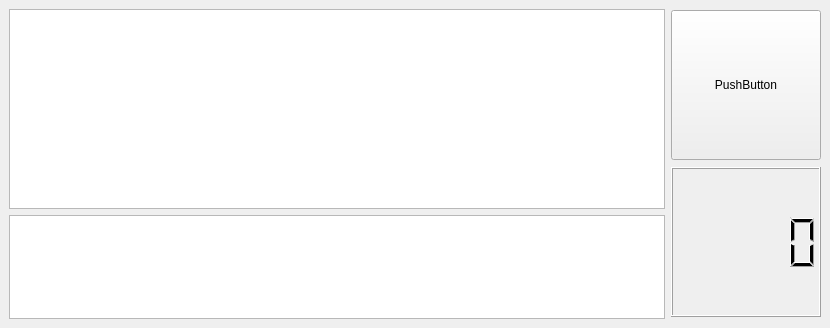
Qt form mainwindow.ui (Exodus76/typeraceapp) before a commit.
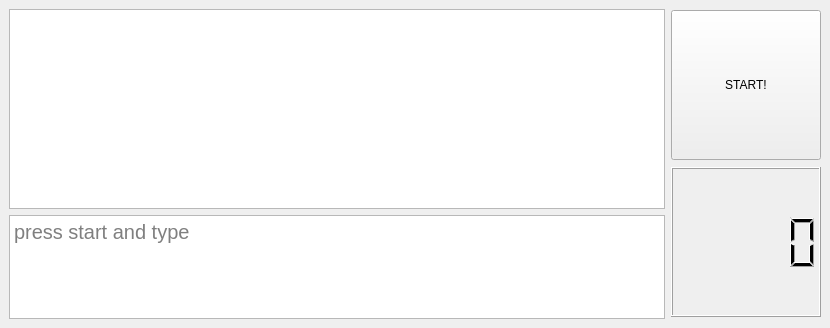
The same form after that commit.

Commit message: update for custom text

```diff
--- a/mainwindow.ui
+++ b/mainwindow.ui
@@ -10,6 +10,12 @@
     <height>328</height>
    </rect>
   </property>
+  <property name="sizePolicy">
+   <sizepolicy hsizetype="Preferred" vsizetype="Preferred">
+    <horstretch>0</horstretch>
+    <verstretch>0</verstretch>
+   </sizepolicy>
+  </property>
   <property name="minimumSize">
    <size>
     <width>150</width>
@@ -19,6 +25,9 @@
   <property name="windowTitle">
    <string>MainWindow</string>
   </property>
+  <property name="styleSheet">
+   <string notr="true"/>
+  </property>
   <widget class="QWidget" name="centralwidget">
    <property name="minimumSize">
     <size>
@@ -52,6 +61,12 @@
             <height>100</height>
            </size>
           </property>
+          <property name="styleSheet">
+           <string notr="true">font-size: 20px;</string>
+          </property>
+          <property name="placeholderText">
+           <string>press start and type</string>
+          </property>
          </widget>
         </item>
        </layout>
@@ -78,7 +93,7 @@
          </size>
         </property>
         <property name="text">
-         <string>PushButton</string>
+         <string>START!</string>
         </property>
        </widget>
       </item>
```
Left out of the diff: 9 changed lines with no effect on the pictures. The commit also changes 2 other files.
